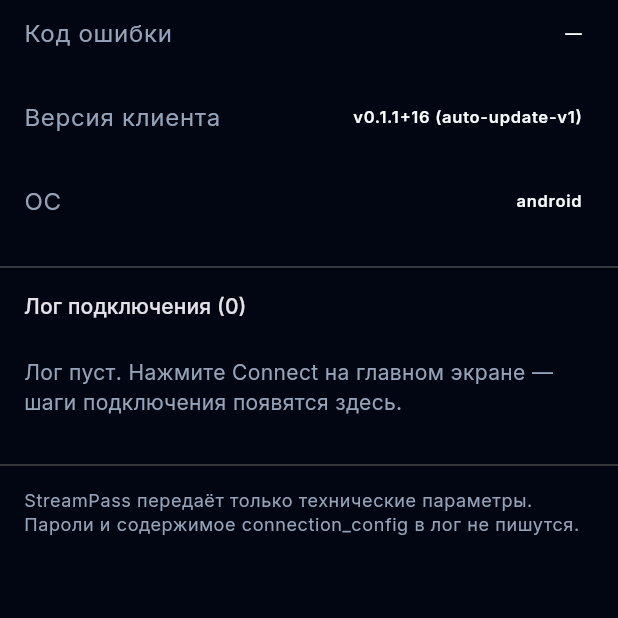
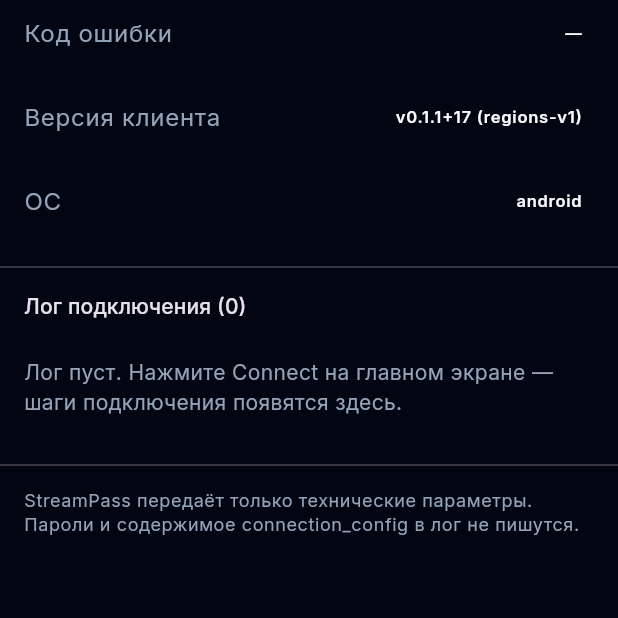
Before and after one commit to Zilola5404/StreamPass, a Flutter app: the DiagnosticsScreen screen opened directly, on a phone screen of 412 x 824 dp, the part 429-1047 px from its top. Run offline on Flutter 3.47's test engine with Material 3 defaults, Android fonts, the phone set to English and light mode, and no system bars; our stand-ins replace google_fonts, shared_preferences; accounts and stored records are empty.

Commit message:
Сборка клиента v0.1.1+17 с region picker (BL-026).
Co-authored-by: Cursor <cursoragent@cursor.com>

```diff
--- a/client/lib/build_info.dart
+++ b/client/lib/build_info.dart
@@ -1,8 +1,8 @@
 /// Client build metadata — bump when connect flow changes.
 class BuildInfo {
   static const version = '0.1.1';
-  static const buildNumber = 16;
-  static const connectFlow = 'auto-update-v1';
+  static const buildNumber = 17;
+  static const connectFlow = 'regions-v1';
 
   static String get label => 'v$version+$buildNumber ($connectFlow)';
 }
--- a/client/pubspec.yaml
+++ b/client/pubspec.yaml
@@ -1,7 +1,7 @@
 name: streampass
 description: StreamPass client — intelligent traffic routing
 publish_to: 'none'
-version: 0.1.1+16
+version: 0.1.1+17
 
 environment:
   sdk: '>=3.3.0 <4.0.0'
```
